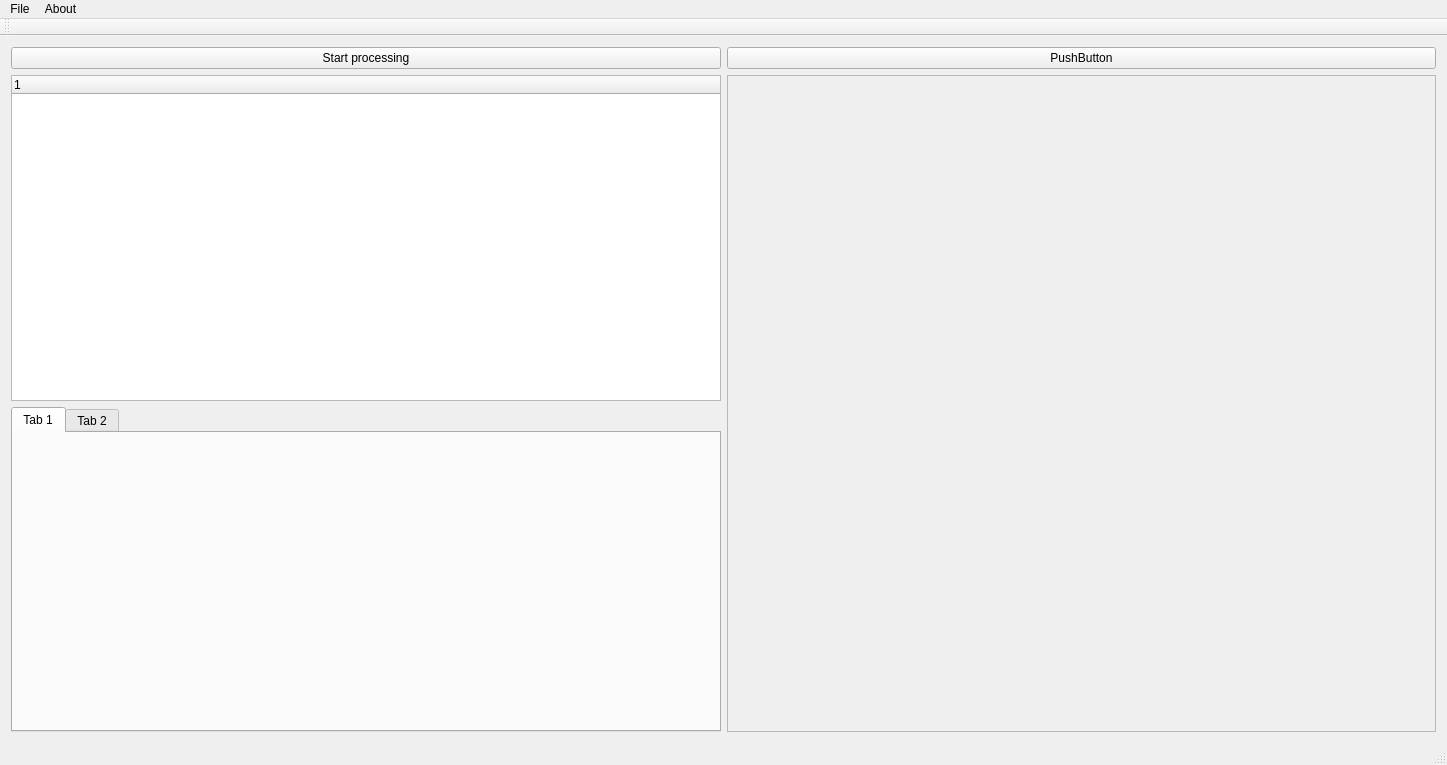
First picture: the form in mainwindow.ui, repository enricod/qview, before the edit.
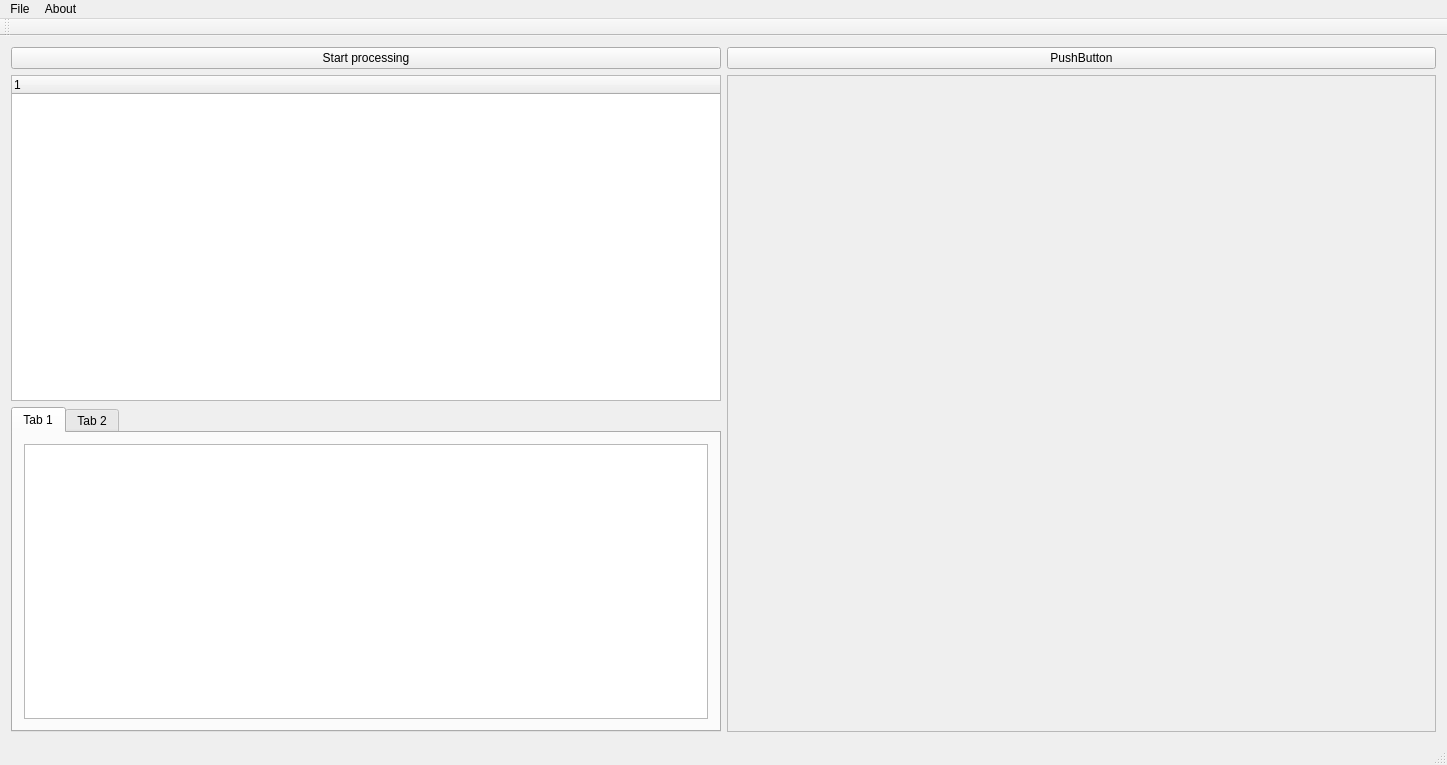
Second picture: the form after the edit.

Diff of the .ui file:
```diff
--- a/mainwindow.ui
+++ b/mainwindow.ui
@@ -53,6 +53,11 @@
            <attribute name="title">
             <string>Tab 1</string>
            </attribute>
+           <layout class="QGridLayout" name="gridLayout_3">
+            <item row="0" column="0">
+             <widget class="QListView" name="imagesListView"/>
+            </item>
+           </layout>
           </widget>
           <widget class="QWidget" name="tab_2">
            <attribute name="title">
```
